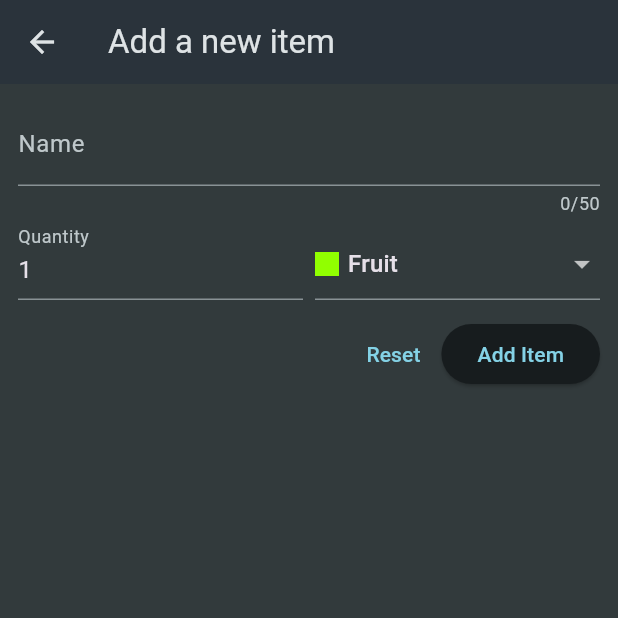
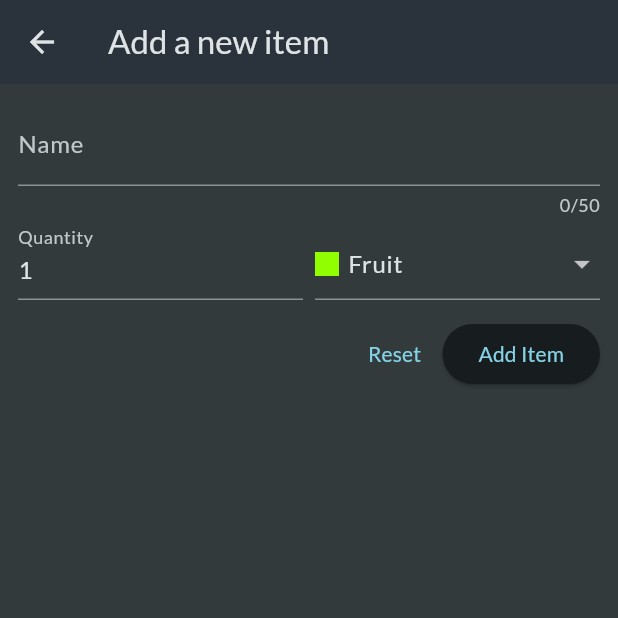
Before and after one commit to mkurniafebrianto/shopping-list-app, a Flutter app: the screen it shows after launch, after a tap on the "add" icon, on a phone screen of 412 x 824 dp, the top half of it. Run offline on Flutter 3.47's test engine with Material 3 defaults, Android fonts, the phone set to English and light mode, and no system bars; our stand-ins replace google_fonts.

Commit message:
style(grocery-list-screen): change text style and add text if there is no grocery list

```diff
--- a/lib/main.dart
+++ b/lib/main.dart
@@ -1,4 +1,5 @@
 import 'package:flutter/material.dart';
+import 'package:google_fonts/google_fonts.dart';
 import 'package:shopping_list/widgets/grocery_list.dart';
 
 void main() {
@@ -20,6 +21,7 @@ class MyApp extends StatelessWidget {
           surface: const Color.fromARGB(255, 42, 51, 59),
         ),
         scaffoldBackgroundColor: const Color.fromARGB(255, 50, 58, 60),
+        textTheme: GoogleFonts.latoTextTheme(),
       ),
       home: const GroceryList(),
     );
--- a/lib/widgets/grocery_list.dart
+++ b/lib/widgets/grocery_list.dart
@@ -29,6 +29,42 @@ class _GroceryListState extends State<GroceryList> {
 
   @override
   Widget build(BuildContext context) {
+    Widget content = ListView.builder(
+      itemCount: _groceryItems.length,
+      itemBuilder: ((context, index) => ListTile(
+            title: Text(_groceryItems[index].name),
+            leading: Container(
+              width: 24,
+              height: 24,
+              color: _groceryItems[index].category.color,
+            ),
+            trailing: Text(_groceryItems[index].quantity.toString()),
+          )),
+    );
+
+    if (_groceryItems.isEmpty) {
+      content = Center(
+        child: Column(
+          mainAxisAlignment: MainAxisAlignment.center,
+          children: [
+            Text(
+              'There is no list here!',
+              style: Theme.of(context).textTheme.headlineLarge!.copyWith(
+                    color: Theme.of(context).colorScheme.onBackground,
+                  ),
+            ),
+            const SizedBox(height: 8),
+            Text(
+              'Press the button in the top right corner to add items',
+              style: Theme.of(context).textTheme.bodyLarge!.copyWith(
+                    color: Theme.of(context).colorScheme.onBackground,
+                  ),
+            )
+          ],
+        ),
+      );
+    }
+
     return Scaffold(
       appBar: AppBar(
         title: const Text('Your Groceries'),
@@ -39,18 +75,7 @@ class _GroceryListState extends State<GroceryList> {
           )
         ],
       ),
-      body: ListView.builder(
-        itemCount: _groceryItems.length,
-        itemBuilder: ((context, index) => ListTile(
-              title: Text(_groceryItems[index].name),
-              leading: Container(
-                width: 24,
-                height: 24,
-                color: _groceryItems[index].category.color,
-              ),
-              trailing: Text(_groceryItems[index].quantity.toString()),
-            )),
-      ),
+      body: content,
     );
   }
 }
--- a/lib/widgets/new_item.dart
+++ b/lib/widgets/new_item.dart
@@ -41,6 +41,9 @@ class _NewItemState extends State<NewItem> {
           child: Column(
             children: [
               TextFormField(
+                style: Theme.of(context).textTheme.bodyLarge!.copyWith(
+                      color: Theme.of(context).colorScheme.onBackground,
+                    ),
                 maxLength: 50,
                 decoration: const InputDecoration(
                   label: Text('Name'),
@@ -63,6 +66,9 @@ class _NewItemState extends State<NewItem> {
                 children: [
                   Expanded(
                     child: TextFormField(
+                      style: Theme.of(context).textTheme.bodyLarge!.copyWith(
+                            color: Theme.of(context).colorScheme.onBackground,
+                          ),
                       keyboardType: TextInputType.number,
                       decoration: const InputDecoration(
                         label: Text('Quantity'),
@@ -85,6 +91,9 @@ class _NewItemState extends State<NewItem> {
                   const SizedBox(width: 8),
                   Expanded(
                     child: DropdownButtonFormField(
+                      style: Theme.of(context).textTheme.bodyLarge!.copyWith(
+                            color: Theme.of(context).colorScheme.onBackground,
+                          ),
                       value: _selectedCategory,
                       items: [
                         for (final category in categories.entries)
--- a/pubspec.yaml
+++ b/pubspec.yaml
@@ -35,6 +35,7 @@ dependencies:
   # The following adds the Cupertino Icons font to your application.
   # Use with the CupertinoIcons class for iOS style icons.
   cupertino_icons: ^1.0.2
+  google_fonts: ^6.1.0
 
 dev_dependencies:
   flutter_test:
```
Also changed, not shown: pubspec.lock, 7 other files.
